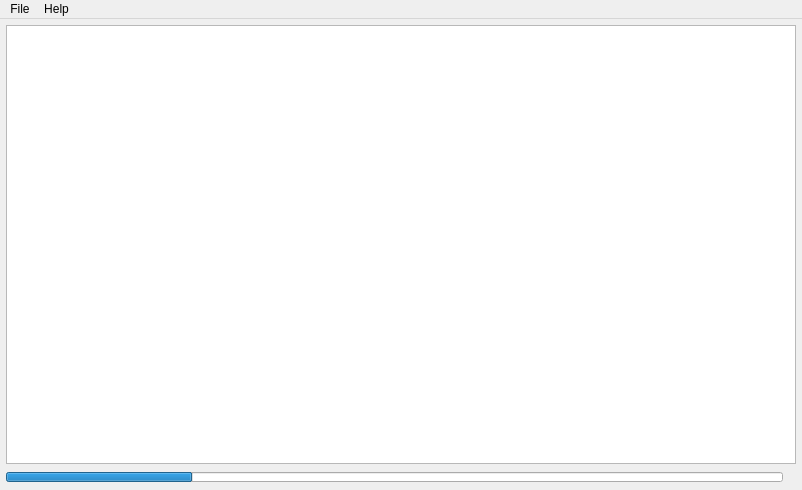
The window that mainwindow.ui (nico13051995/DocToXMLParser) describes before a commit, drawn with Qt 5.
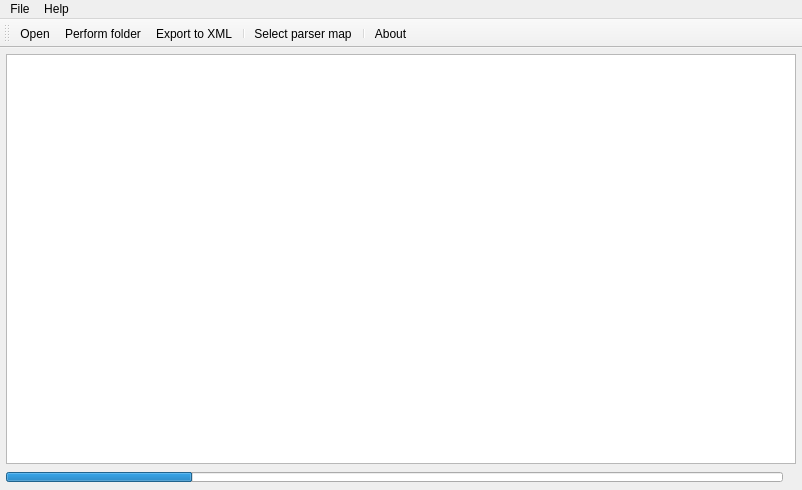
The same window after the commit. Icons and pictures are not drawn.

What changed in the file:
```diff
--- a/mainwindow.ui
+++ b/mainwindow.ui
@@ -111,6 +111,24 @@
    <addaction name="menuFile"/>
    <addaction name="menuHelp"/>
   </widget>
+  <widget class="QToolBar" name="toolBar">
+   <property name="windowTitle">
+    <string>toolBar</string>
+   </property>
+   <attribute name="toolBarArea">
+    <enum>TopToolBarArea</enum>
+   </attribute>
+   <attribute name="toolBarBreak">
+    <bool>true</bool>
+   </attribute>
+   <addaction name="actionOpen"/>
+   <addaction name="actionOpen_folder"/>
+   <addaction name="actionExport_to"/>
+   <addaction name="separator"/>
+   <addaction name="actionSelect_parser_config"/>
+   <addaction name="separator"/>
+   <addaction name="actionAbout"/>
+  </widget>
   <action name="actionOpen">
    <property name="text">
     <string>Open</string>
```
Left out of the diff: 51 changed lines with no effect on the pictures.
